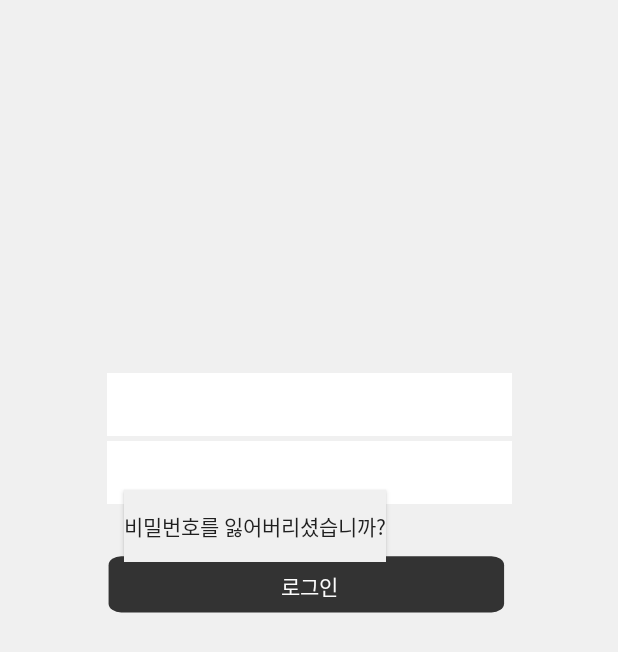
After one commit to CoatCode/Android, an Android app: the EmailLoginActivity screen opened directly, with no data from a screen before it, on a phone screen of 412 x 824 dp. The commit adds this screen. Shown: the top 652 px of the screen. Run offline under Robolectric (Android 15) with nearby library versions, the phone set to English and light mode, and no system bars.

Commit message:
안드로이드 첫화면과 이메일 로그인 레이아웃

```diff
--- a/app/src/main/AndroidManifest.xml
+++ b/app/src/main/AndroidManifest.xml
@@ -9,6 +9,7 @@
         android:roundIcon="@mipmap/ic_launcher_round"
         android:supportsRtl="true"
         android:theme="@style/AppTheme">
+        <activity android:name="Daedo.EmailLogin.EmailLoginActivity"></activity>
         <activity android:name=".MainActivity">
             <intent-filter>
                 <action android:name="android.intent.action.MAIN" />
--- /dev/null
+++ b/app/src/main/java/Daedo/EmailLogin/EmailLoginActivity.kt
@@ -0,0 +1,19 @@
+package Daedo.EmailLogin
+
+import android.content.Intent
+import android.os.Bundle
+import androidx.appcompat.app.AppCompatActivity
+import com.junhyuk.daedo.MainActivity
+import com.junhyuk.daedo.R
+import kotlinx.android.synthetic.main.activity_email_login.*
+
+class EmailLoginActivity : AppCompatActivity() {
+    override fun onCreate(savedInstanceState: Bundle?) {
+        super.onCreate(savedInstanceState)
+        setContentView(R.layout.activity_email_login)
+        x_button.setOnClickListener {
+            startActivity(Intent(this, MainActivity::class.java))
+            finish()
+        }
+    }
+}
--- /dev/null
+++ b/app/src/main/res/drawable/ic_x_button.xml
@@ -0,0 +1,18 @@
+<vector xmlns:android="http://schemas.android.com/apk/res/android"
+    android:width="26dp"
+    android:height="25dp"
+    android:viewportWidth="26"
+    android:viewportHeight="25">
+  <path
+      android:strokeWidth="1"
+      android:pathData="M1.3535,0.6463L25.3534,24.6463"
+      android:strokeAlpha="0.8"
+      android:fillColor="#00000000"
+      android:strokeColor="#444"/>
+  <path
+      android:strokeWidth="1"
+      android:pathData="M0.6465,24.6467L24.6464,0.6468"
+      android:strokeAlpha="0.8"
+      android:fillColor="#00000000"
+      android:strokeColor="#444"/>
+</vector>
--- /dev/null
+++ b/app/src/main/res/layout/activity_email_login.xml
@@ -0,0 +1,79 @@
+<?xml version="1.0" encoding="utf-8"?>
+<androidx.constraintlayout.widget.ConstraintLayout xmlns:android="http://schemas.android.com/apk/res/android"
+    xmlns:app="http://schemas.android.com/apk/res-auto"
+    xmlns:tools="http://schemas.android.com/tools"
+    android:layout_width="match_parent"
+    android:layout_height="match_parent"
+    tools:context="Daedo.EmailLogin.EmailLoginActivity"
+    android:background="@color/loginBackground">
+
+    <EditText
+        android:id="@+id/editTextTextEmailAddress"
+        android:layout_width="270dp"
+        android:layout_height="42dp"
+        android:background="#FFFFFF"
+        android:ems="10"
+        android:inputType="textEmailAddress"
+        app:layout_constraintBottom_toBottomOf="parent"
+        app:layout_constraintEnd_toEndOf="parent"
+        app:layout_constraintStart_toStartOf="parent"
+        app:layout_constraintTop_toTopOf="parent"
+        app:layout_constraintVertical_bias="0.318" />
+
+    <EditText
+        android:id="@+id/editTextTextPassword"
+        android:layout_width="270dp"
+        android:layout_height="42dp"
+        android:background="#FFFFFF"
+        android:ems="10"
+        android:inputType="textPassword"
+        app:layout_constraintBottom_toBottomOf="parent"
+        app:layout_constraintEnd_toEndOf="parent"
+        app:layout_constraintStart_toStartOf="parent"
+        app:layout_constraintTop_toTopOf="parent"
+        app:layout_constraintVertical_bias="0.376" />
+
+    <Button
+
+        android:id="@+id/login_button"
+        android:layout_width="270dp"
+        android:layout_height="42dp"
+        android:background="@drawable/login_button"
+        android:text="로그인"
+        android:textColor="#fcfcfc"
+        app:layout_constraintBottom_toBottomOf="parent"
+        app:layout_constraintEnd_toEndOf="parent"
+        app:layout_constraintStart_toStartOf="parent"
+        app:layout_constraintTop_toTopOf="parent"
+        app:layout_constraintVertical_bias="0.473" />
+
+    <Button
+        android:id="@+id/x_button"
+        android:layout_width="24dp"
+        android:layout_height="24dp"
+
+        android:layout_marginStart="16dp"
+        android:layout_marginTop="16dp"
+        android:layout_marginEnd="432dp"
+        android:layout_marginBottom="973dp"
+        android:background="@drawable/ic_x_button"
+        app:layout_constraintBottom_toBottomOf="parent"
+        app:layout_constraintEnd_toEndOf="parent"
+        app:layout_constraintHorizontal_bias="0.0"
+        app:layout_constraintStart_toStartOf="parent"
+        app:layout_constraintTop_toTopOf="parent"
+        app:layout_constraintVertical_bias="0.0" />
+
+    <Button
+        android:id="@+id/lost_password"
+        android:layout_width="wrap_content"
+        android:layout_height="wrap_content"
+        android:background="#f0f0f0"
+        android:text="비밀번호를 잃어버리셨습니까?"
+        app:layout_constraintBottom_toBottomOf="parent"
+        app:layout_constraintEnd_toEndOf="parent"
+        app:layout_constraintHorizontal_bias="0.348"
+        app:layout_constraintStart_toStartOf="parent"
+        app:layout_constraintTop_toTopOf="parent"
+        app:layout_constraintVertical_bias="0.421" />
+</androidx.constraintlayout.widget.ConstraintLayout>
--- a/app/src/main/res/values/colors.xml
+++ b/app/src/main/res/values/colors.xml
@@ -1,6 +1,6 @@
 <?xml version="1.0" encoding="utf-8"?>
 <resources>
     <color name="colorPrimary">#6200EE</color>
-    <color name="colorPrimaryDark">#3700B3</color>
+    <color name="loginBackground">#f0f0f0</color>
     <color name="colorAccent">#03DAC5</color>
 </resources>
--- a/app/src/main/res/values/styles.xml
+++ b/app/src/main/res/values/styles.xml
@@ -3,7 +3,7 @@
     <style name="AppTheme" parent="Theme.AppCompat.Light.NoActionBar">
         <!-- Customize your theme here. -->
         <item name="colorPrimary">@color/colorPrimary</item>
-        <item name="colorPrimaryDark">@color/colorPrimaryDark</item>
+        <item name="colorPrimaryDark">#f0f0f0</item>
         <item name="colorAccent">@color/colorAccent</item>
     </style>
 
```
Also changed, not shown: app/src/main/java/com/junhyuk/daedo/MainActivity.kt (+12 -1 lines), app/src/main/res/layout/activity_main.xml (+22 -21 lines).
